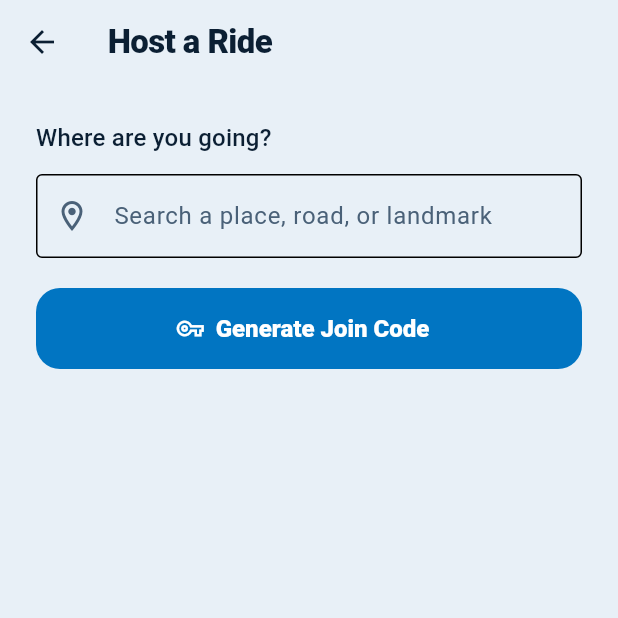
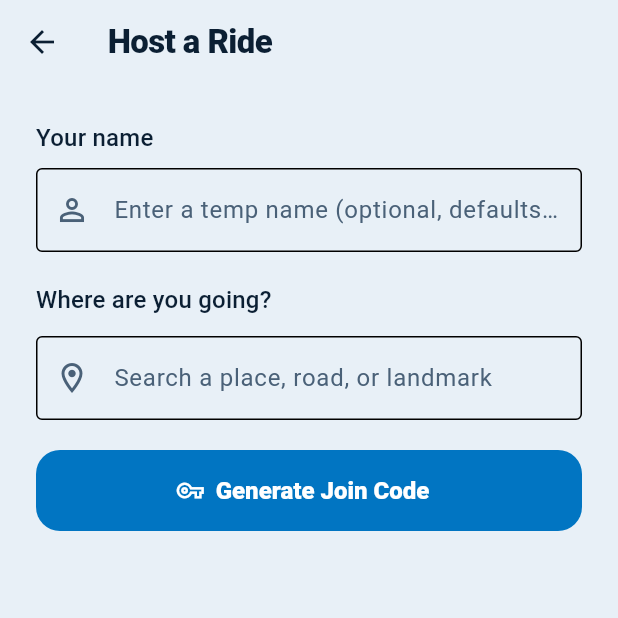
Before and after one commit to nawaftahir/ridesync, a Flutter app: the HostRideScreen screen opened directly, on a phone screen of 412 x 824 dp, the top half of it. Run offline on Flutter 3.47's test engine with Material 3 defaults, Android fonts, the phone set to English and light mode, and no system bars; our stand-ins replace app_links, battery_plus, flutter_local_notifications, geolocator, latlong2, share_plus and 2 more; missing offline and left inert: maplibre; accounts and stored records are empty.

Commit message:
fix: allow setting temporary rider name when hosting or joining a ride

```diff
--- a/lib/models/active_ride.dart
+++ b/lib/models/active_ride.dart
@@ -13,7 +13,7 @@ class ActiveRide {
     this.distanceKm,
     this.durationMinutes,
     this.currentUserId,
-    this.currentUserName = 'Nawaf',
+    this.currentUserName = 'Rider',
   });
 
   final String joinCode;
@@ -65,7 +65,7 @@ class ActiveRide {
       distanceKm: (json['distanceKm'] as num?)?.toDouble(),
       durationMinutes: (json['durationMinutes'] as num?)?.toInt(),
       currentUserId: (json['currentUserId'] as num?)?.toInt(),
-      currentUserName: (json['currentUserName'] as String?) ?? 'Nawaf',
+      currentUserName: (json['currentUserName'] as String?) ?? 'Rider',
     );
   }
 }
--- a/lib/screens/host_ride_screen.dart
+++ b/lib/screens/host_ride_screen.dart
@@ -12,7 +12,7 @@ class HostRideScreen extends StatefulWidget {
     super.key,
     this.apiService,
     this.searchService,
-    this.hostName = 'Nawaf',
+    this.hostName = 'Rider',
     this.initialPlace,
     this.initialRoute,
     this.nearPoint,
@@ -32,8 +32,16 @@ class HostRideScreen extends StatefulWidget {
 }
 
 class _HostRideScreenState extends State<HostRideScreen> {
+  late final TextEditingController _nameController = TextEditingController(
+    text: widget.hostName == 'Rider' ? '' : widget.hostName,
+  );
   late final TextEditingController _destinationController =
       TextEditingController(text: widget.initialPlace?.displayName ?? '');
+
+  String get _effectiveHostName {
+    final typed = _nameController.text.trim();
+    return typed.isEmpty ? 'Rider' : typed;
+  }
 
   late PlaceResult? _selectedPlace = widget.initialPlace;
   Timer? _searchDebounce;
@@ -137,7 +145,7 @@ class _HostRideScreenState extends State<HostRideScreen> {
         destLng: point?.longitude,
         distanceKm: matchedInitialRoute?.distanceKm,
         durationMinutes: matchedInitialRoute?.durationMinutes,
-        hostName: widget.hostName,
+        hostName: _effectiveHostName,
       );
       if (!mounted) return;
       setState(() {
@@ -163,7 +171,7 @@ class _HostRideScreenState extends State<HostRideScreen> {
             destLat: _selectedPlace?.point.latitude,
             destLng: _selectedPlace?.point.longitude,
             isHost: true,
-            currentUserName: widget.hostName,
+            currentUserName: _effectiveHostName,
           ),
     );
   }
@@ -202,6 +210,7 @@ class _HostRideScreenState extends State<HostRideScreen> {
   void dispose() {
     _searchDebounce?.cancel();
     _copiedResetTimer?.cancel();
+    _nameController.dispose();
     _destinationController.dispose();
     super.dispose();
   }
@@ -218,6 +227,21 @@ class _HostRideScreenState extends State<HostRideScreen> {
         child: Column(
           crossAxisAlignment: CrossAxisAlignment.stretch,
           children: [
+            Text('Your name', style: text.titleMedium),
+            const SizedBox(height: 8),
+            TextField(
+              controller: _nameController,
+              textCapitalization: TextCapitalization.words,
+              maxLength: 30,
+              decoration: const InputDecoration(
+                hintText: 'Enter a temp name (optional, defaults to Rider)',
+                prefixIcon: Icon(Icons.person_outline),
+                counterText: '',
+                border: OutlineInputBorder(),
+              ),
+            ),
+            const SizedBox(height: 20),
+
             Text('Where are you going?', style: text.titleMedium),
             const SizedBox(height: 12),
 
```
Also changed, not shown: lib/screens/join_ride_screen.dart (+26 -3 lines), 3 other files.
